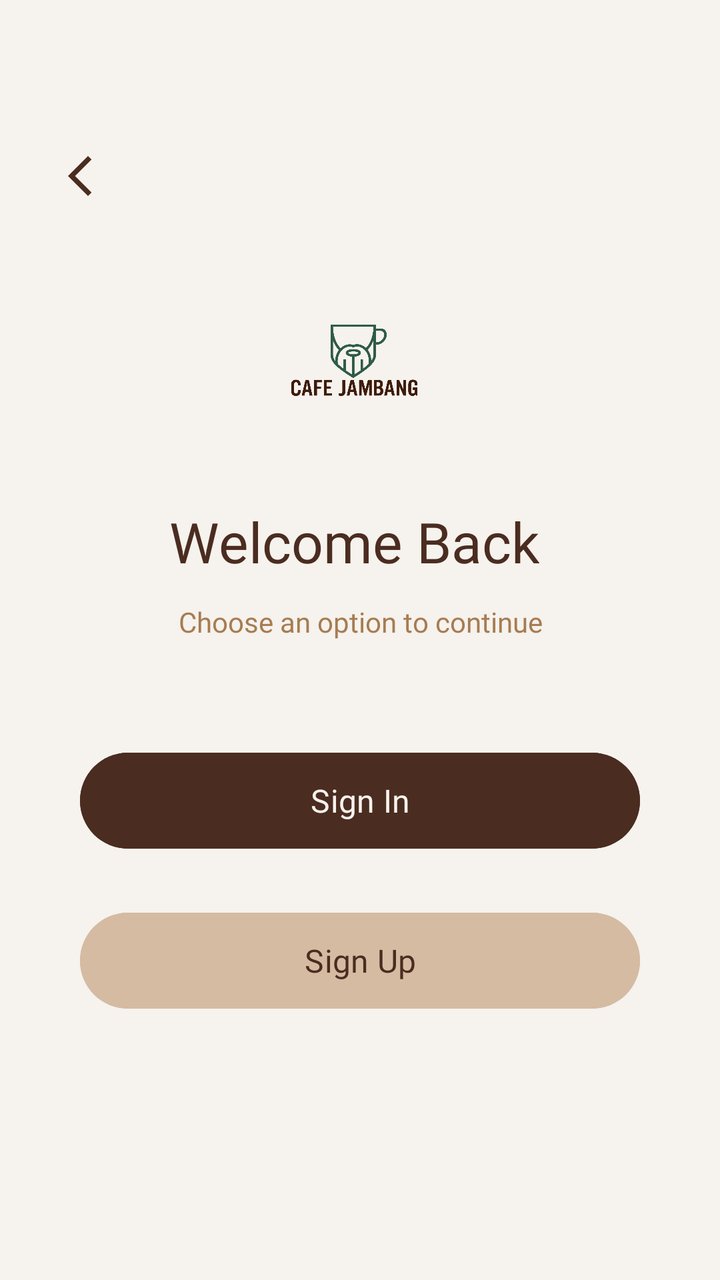
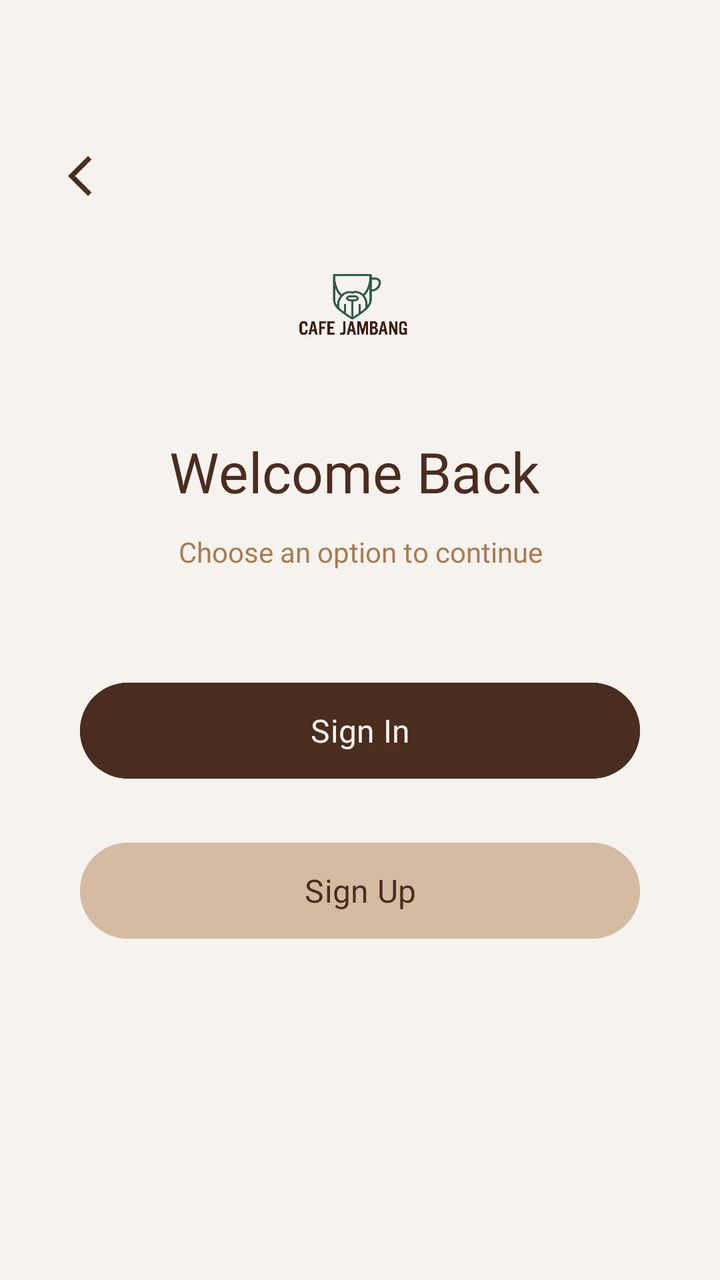

Two renders of the same Android screen: before a commit and after it. Below are the layout's source before the change and the commit's diff.
<!-- AndroidManifest.xml: application theme Theme.YLNLays -->
<!-- res/layout/activity_get_started.xml -->
<?xml version="1.0" encoding="utf-8"?>
<androidx.constraintlayout.widget.ConstraintLayout
    xmlns:android="http://schemas.android.com/apk/res/android"
    xmlns:app="http://schemas.android.com/apk/res-auto"
    android:id="@+id/main"
    android:layout_width="match_parent"
    android:layout_height="match_parent"
    android:background="#F6F2ED">

    <ImageButton
        android:id="@+id/btnBack"
        android:layout_width="48dp"
        android:layout_height="48dp"
        android:layout_marginStart="16dp"
        android:layout_marginTop="64dp"
        android:background="@android:color/transparent"
        android:contentDescription="Back"
        android:src="@drawable/ic_arrow_back"
        app:layout_constraintStart_toStartOf="parent"
        app:layout_constraintTop_toTopOf="parent"
        app:tint="#4B2C20" />

    <TextView
        android:id="@+id/tvTitle"
        android:layout_width="wrap_content"
        android:layout_height="wrap_content"
        android:layout_marginTop="24dp"
        android:fontFamily="@font/poppins_bold"
        android:gravity="center"
        android:text="Welcome Back"
        android:textColor="#4B2C20"
        android:textSize="28sp"
        app:layout_constraintEnd_toEndOf="parent"
        app:layout_constraintHorizontal_bias="0.482"
        app:layout_constraintStart_toStartOf="parent"
        app:layout_constraintTop_toBottomOf="@id/imgLogo" />

    <TextView
        android:id="@+id/tvSubtitle"
        android:layout_width="0dp"
        android:layout_height="wrap_content"
        android:layout_marginStart="35dp"
        android:layout_marginTop="12dp"
        android:layout_marginEnd="35dp"
        android:fontFamily="@font/poppins_medium"
        android:gravity="center"
        android:text="Choose an option to continue"
        android:textColor="#A67C52"
        android:textSize="14sp"
        app:layout_constraintEnd_toEndOf="parent"
        app:layout_constraintHorizontal_bias="0.0"
        app:layout_constraintStart_toStartOf="parent"
        app:layout_constraintTop_toBottomOf="@id/tvTitle" />

    <Button
        android:id="@+id/btnSignIn"
        android:layout_width="0dp"
        android:layout_height="56dp"
        android:layout_marginStart="40dp"
        android:layout_marginTop="52dp"
        android:layout_marginEnd="40dp"
        android:backgroundTint="#4B2C20"
        android:elevation="3dp"
        android:fontFamily="@font/poppins_bold"
        android:text="Sign In"
        android:textAllCaps="false"
        android:textColor="#F6F2ED"
        android:textSize="16sp"
        app:layout_constraintEnd_toEndOf="parent"
        app:layout_constraintHorizontal_bias="0.0"
        app:layout_constraintStart_toStartOf="parent"
        app:layout_constraintTop_toBottomOf="@id/tvSubtitle" />

    <Button
        android:id="@+id/btnSignUp"
        android:layout_width="0dp"
        android:layout_height="56dp"
        android:layout_marginStart="40dp"
        android:layout_marginTop="24dp"
        android:layout_marginEnd="40dp"
        android:backgroundTint="#D5BBA2"
        android:elevation="2dp"
        android:fontFamily="@font/poppins_bold"
        android:text="Sign Up"
        android:textAllCaps="false"
        android:textColor="#4B2C20"
        android:textSize="16sp"
        app:layout_constraintEnd_toEndOf="parent"
        app:layout_constraintHorizontal_bias="0.0"
        app:layout_constraintStart_toStartOf="parent"
        app:layout_constraintTop_toBottomOf="@id/btnSignIn" />

    <ImageView
        android:id="@+id/imgLogo"
        android:layout_width="100dp"
        android:layout_height="100dp"
        android:layout_marginTop="128dp"
        android:contentDescription="Logo Cafe Jambang"
        android:scaleType="fitCenter"
        android:src="@drawable/logo"
        app:layout_constraintEnd_toEndOf="parent"
        app:layout_constraintHorizontal_bias="0.488"
        app:layout_constraintStart_toStartOf="parent"
        app:layout_constraintTop_toTopOf="parent" />

</androidx.constraintlayout.widget.ConstraintLayout>
<!-- resources referenced by this layout -->
<resources>
  <!-- drawable ic_arrow_back (drawable) -->
  <vector xmlns:android="http://schemas.android.com/apk/res/android" android:height="24dp" android:tint="#FFFFFF" android:viewportHeight="24" android:viewportWidth="24" android:width="24dp">
        
      <path android:fillColor="@android:color/white" android:pathData="M17.77,3.77l-1.77,-1.77l-10,10l10,10l1.77,-1.77l-8.23,-8.23z"/>
      
  </vector>
  <!-- drawable logo: png bitmap (drawable, 284325 bytes) -->
  <style name="Theme.YLNLays" parent="Base.Theme.YLNLays" />
  <style name="Base.Theme.YLNLays" parent="Theme.Material3.DayNight.NoActionBar">
          
          
      </style>
</resources>

<!-- the commit's change to res/layout/activity_get_started.xml (unified diff, before → after) -->
@@ -1,11 +1,12 @@
 <?xml version="1.0" encoding="utf-8"?>
-<androidx.constraintlayout.widget.ConstraintLayout
-    xmlns:android="http://schemas.android.com/apk/res/android"
+<androidx.constraintlayout.widget.ConstraintLayout xmlns:android="http://schemas.android.com/apk/res/android"
     xmlns:app="http://schemas.android.com/apk/res-auto"
+    xmlns:tools="http://schemas.android.com/tools"
     android:id="@+id/main"
     android:layout_width="match_parent"
     android:layout_height="match_parent"
-    android:background="#F6F2ED">
+    android:background="#F6F2ED"
+    tools:context=".project_yolan_3tie.GetStartedActivity">
 
     <ImageButton
         android:id="@+id/btnBack"
@@ -92,14 +93,14 @@
 
     <ImageView
         android:id="@+id/imgLogo"
-        android:layout_width="100dp"
-        android:layout_height="100dp"
-        android:layout_marginTop="128dp"
+        android:layout_width="85dp"
+        android:layout_height="85dp"
+        android:layout_marginTop="108dp"
         android:contentDescription="Logo Cafe Jambang"
         android:scaleType="fitCenter"
         android:src="@drawable/logo"
         app:layout_constraintEnd_toEndOf="parent"
-        app:layout_constraintHorizontal_bias="0.488"
+        app:layout_constraintHorizontal_bias="0.487"
         app:layout_constraintStart_toStartOf="parent"
         app:layout_constraintTop_toTopOf="parent" />
 
